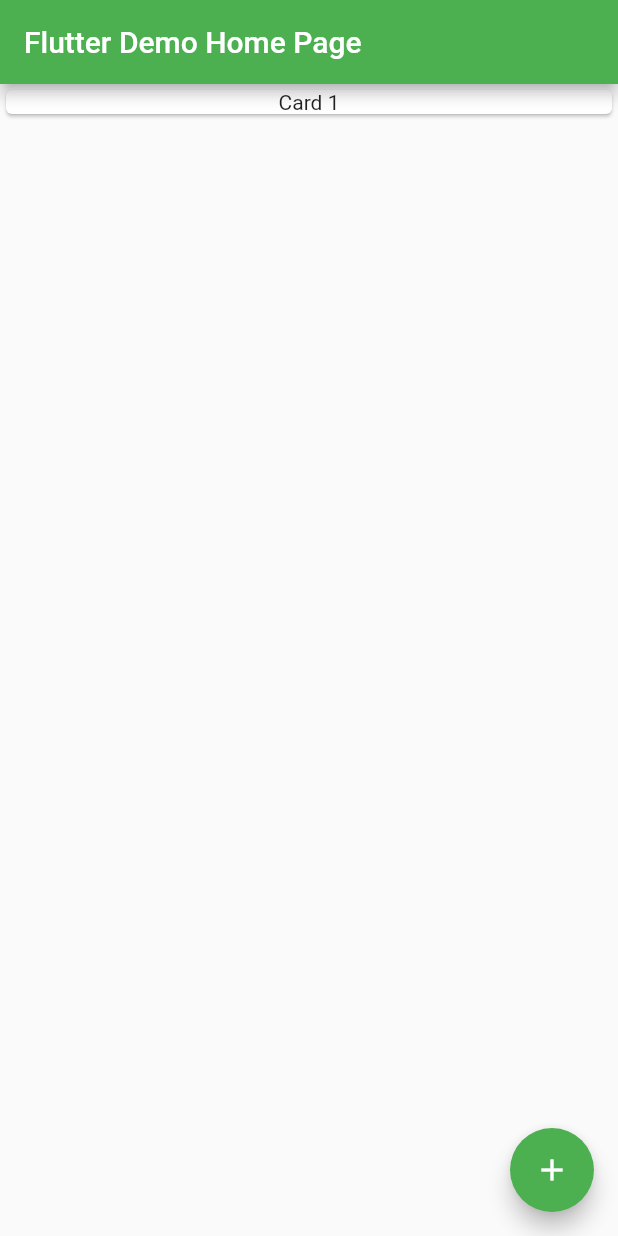
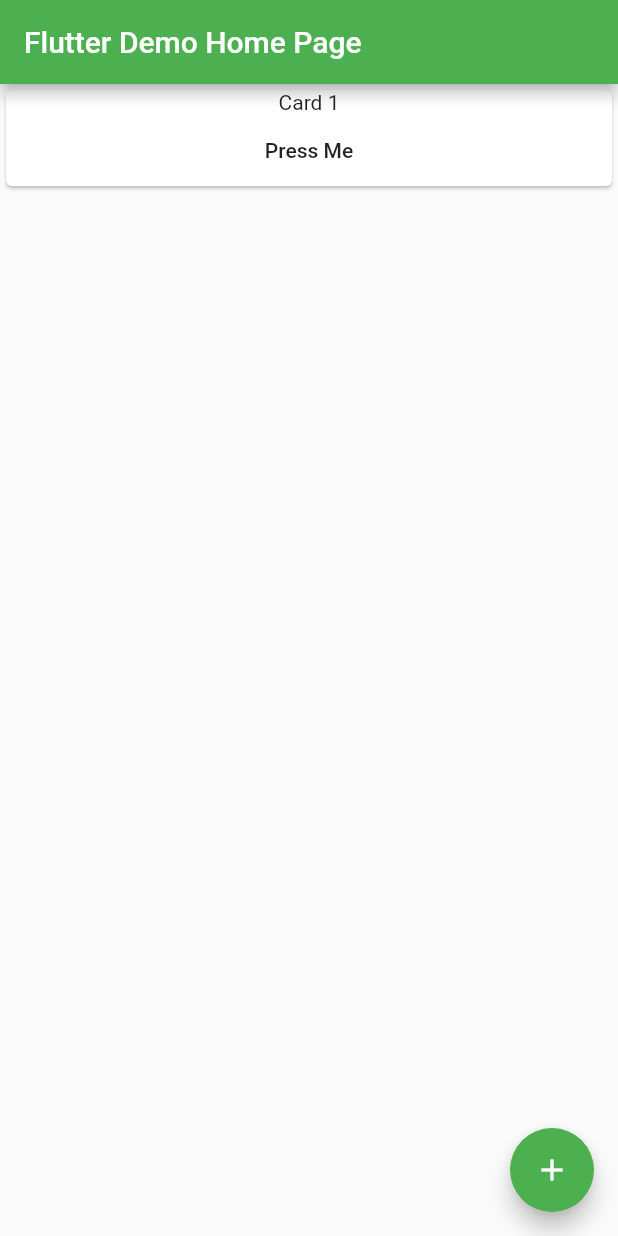
Before and after one commit to samsam-026/flutter-example, a Flutter app: the screen it shows after launch, after a tap on the "add" icon, on a phone screen of 412 x 824 dp. Run offline on Flutter 3.47's test engine with Material 2 defaults, Android fonts, the phone set to English and light mode, and no system bars.

Commit message:
Adding a new page and navigation to the app

```diff
--- a/lib/commonComponents/customCard.dart
+++ b/lib/commonComponents/customCard.dart
@@ -1,4 +1,5 @@
 import 'package:flutter/material.dart';
+import '../secondPage.dart';
 
 class CustomCard extends StatelessWidget {
   CustomCard({@required this.index});
@@ -9,7 +10,38 @@ class CustomCard extends StatelessWidget {
   Widget build(BuildContext context) {
     return Card(
         child: Column(
-      children: <Widget>[Text('Card $index')],
+      children: <Widget>[
+        Text('Card $index'),
+        FlatButton(
+            child: Text("Press Me"),
+            onPressed: () {
+              /** Push a named route to the stcak, which does not require data to be  passed */
+              // Navigator.pushNamed(context, "/a");
+
+              /** Create a new page and push it to stack each time the button is pressed */
+              // Navigator.push(context, MaterialPageRoute<void>(
+              //   builder: (BuildContext context) {
+              //     return Scaffold(
+              //       appBar: AppBar(title: Text('My Page')),
+              //       body: Center(
+              //         child: FlatButton(
+              //           child: Text('POP'),
+              //           onPressed: () {
+              //             Navigator.pop(context);
+              //           },
+              //         ),
+              //       ),
+              //     );
+              //   },
+              // ));
+
+              /** Push a new page while passing data to it */
+              Navigator.push(
+                  context,
+                  MaterialPageRoute(
+                      builder: (context) => SecondPage(title: index)));
+            }),
+      ],
     ));
   }
 }
--- a/lib/main.dart
+++ b/lib/main.dart
@@ -1,5 +1,6 @@
 import 'package:flutter/material.dart';
 import 'commonComponents/customCard.dart';
+import 'secondPage.dart';
 
 void main() => runApp(MyApp());
 
@@ -22,7 +23,9 @@ class MyApp extends StatelessWidget {
           primarySwatch: Colors.green,
         ),
         home: MyHomePage(title: 'Flutter Demo Home Page'),
-    );
+        routes: <String, WidgetBuilder>{
+          '/a': (BuildContext context) => SecondPage(title: 'Page A'),
+        });
   }
 }
 
```
Also changed, not shown: lib/secondPage.dart (added, +23 -0 lines). Lines whose indentation alone changed are shown as unchanged.
